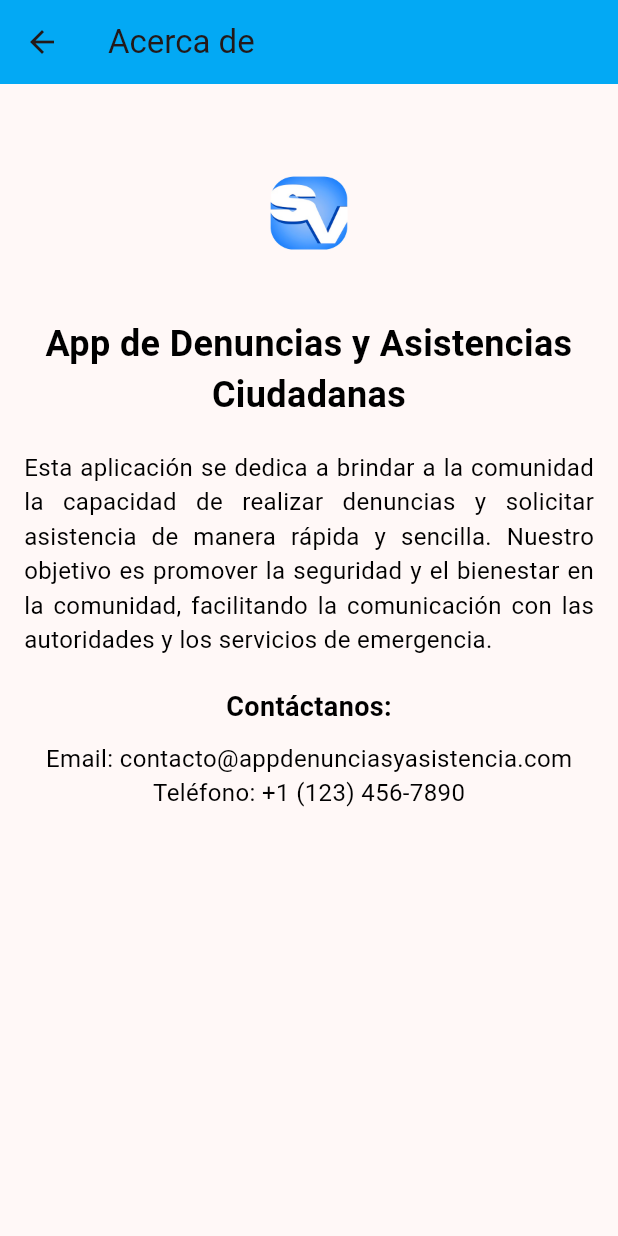
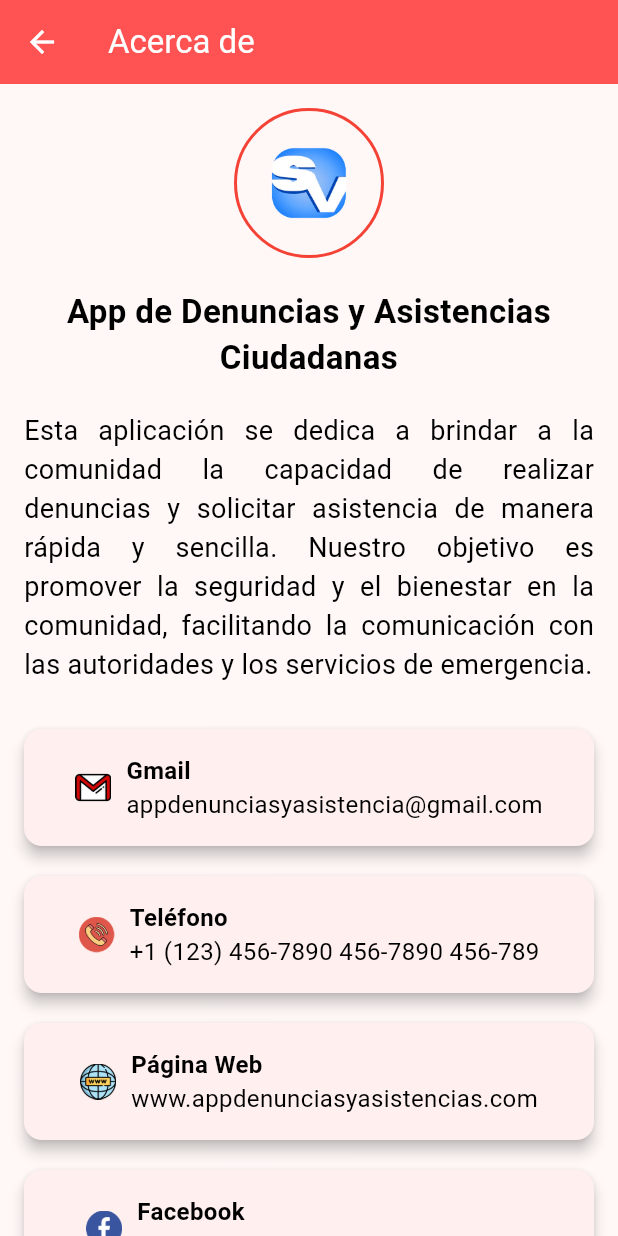
Before and after one commit to Alicia-flores/saver, a Flutter app: the AcercadePage screen opened directly, on a phone screen of 412 x 824 dp. Run offline on Flutter 3.47's test engine with Material 2 defaults, Android fonts, the phone set to English and light mode, and no system bars; our stand-ins replace cloud_firestore, firebase_auth, firebase_core, google_maps_flutter, location, quickalert; accounts and stored records are empty.

Commit message:
Mejoramiento del diseño y se agregaron imagenes

```diff
--- a/lib/pages/acercade.dart
+++ b/lib/pages/acercade.dart
@@ -5,28 +5,37 @@ class AcercadePage extends StatelessWidget {
   Widget build(BuildContext context) {
     return Scaffold(
       appBar: AppBar(
-        title: Text('Acerca de'),
-        backgroundColor: Colors.lightBlue,
+        title: Text('Acerca de', style: TextStyle(color: Colors.white)),
+        backgroundColor: Colors.redAccent,
+        iconTheme: IconThemeData(color: Colors.white),
+        elevation: 0,
       ),
       body: SingleChildScrollView(
-        child: Padding(
-          padding: const EdgeInsets.all(16.0),
+        child: Container(
+          padding: EdgeInsets.all(16.0),
           child: Column(
             crossAxisAlignment: CrossAxisAlignment.center,
             children: <Widget>[
-              SizedBox(height: 20),
-              Image.asset(
-                'images/logo.png',
+              Container(
                 width: 100,
                 height: 100,
+                decoration: BoxDecoration(
+                  border: Border.all(color: Colors.red, width: 2.0),
+                  borderRadius: BorderRadius.circular(50),
+                ),
+                child: Image.asset(
+                  'images/logo.png',
+                  width: 100,
+                  height: 100,
+                ),
               ),
               SizedBox(height: 20),
               Text(
                 'App de Denuncias y Asistencias Ciudadanas',
                 style: TextStyle(
-                  fontSize: 24,
+                  fontSize: 22,
                   fontWeight: FontWeight.bold,
-                  color: Colors.black, // Cambia el color del texto
+                  color: Colors.black,
                 ),
                 textAlign: TextAlign.center,
               ),
@@ -34,34 +43,22 @@ class AcercadePage extends StatelessWidget {
               Text(
                 'Esta aplicación se dedica a brindar a la comunidad la capacidad de realizar denuncias y solicitar asistencia de manera rápida y sencilla. Nuestro objetivo es promover la seguridad y el bienestar en la comunidad, facilitando la comunicación con las autoridades y los servicios de emergencia.',
                 style: TextStyle(
-                  fontSize: 16,
-                  color: Colors.black, // Cambia el color del texto
+                  fontSize: 18,
+                  color: Colors.black,
                 ),
                 textAlign: TextAlign.justify,
               ),
               SizedBox(height: 20),
-              Text(
-                'Contáctanos:',
-                style: TextStyle(
-                  fontSize: 18,
-                  fontWeight: FontWeight.bold,
-                  color: Colors.black, // Cambia el color del texto
-                ),
-              ),
-              SizedBox(height: 10),
-              Text(
-                'Email: contacto@appdenunciasyasistencia.com',
-                style: TextStyle(
-                  fontSize: 16,
-                  color: Colors.black, // Cambia el color del texto
-                ),
-              ),
-              Text(
-                'Teléfono: +1 (123) 456-7890',
-                style: TextStyle(
-                  fontSize: 16,
-                  color: Colors.black, // Cambia el color del texto
-                ),
+              Column(
+                crossAxisAlignment: CrossAxisAlignment.stretch,
+                children: <Widget>[
+                  buildContactCard('Gmail','appdenunciasyasistencia@gmail.com', 'images/gmail.png'),
+                  buildContactCard('Teléfono','+1 (123) 456-7890 456-7890 456-789', 'images/llamada-telefonica.png'),
+                  buildContactCard('Página Web','www.appdenunciasyasistencias.com', 'images/sitio-web.png'),
+                  buildContactCard('Facebook', 'www.facebook.com/appdenunciasv', 'images/facebook.png'),
+                  buildContactCard('Instagram', 'www.instagram.com/appdenuncias', 'images/instagram.png'),
+                  buildContactCard('YouTube', 'www.youtube.com/appdenunciasv', 'images/youtube.png'),
+                ],
               ),
             ],
           ),
@@ -69,4 +66,41 @@ class AcercadePage extends StatelessWidget {
       ),
     );
   }
+
+  Widget buildContactCard(String title, String content, String iconPath) {
+    return Card(
+      elevation: 4.0,
+      margin: EdgeInsets.symmetric(vertical: 10.0),
+      child: Padding(
+        padding: EdgeInsets.all(16.0),
+        child: Row(
+          mainAxisAlignment: MainAxisAlignment.center,
+          children: <Widget>[
+            Image.asset(iconPath, width: 24, height: 24),
+            SizedBox(width: 10),
+            Column(
+              crossAxisAlignment: CrossAxisAlignment.start,
+              children: <Widget>[
+                Text(
+                  title,
+                  style: TextStyle(
+                    fontSize: 16,
+                    fontWeight: FontWeight.bold,
+                    color: Colors.black,
+                  ),
+                ),
+                Text(
+                  content,
+                  style: TextStyle(
+                    fontSize: 16,
+                    color: Colors.black,
+                  ),
+                ),
+              ],
+            ),
+          ],
+        ),
+      ),
+    );
+  }
 }
```
Also changed, not shown: lib/pages/configuraciones.dart (+51 -20 lines), images/correo-electronico.png (added), images/facebook.png (added), images/gmail.png (added), images/hogar.png (added), images/instagram.png (added), images/llamada-telefonica.png (added), images/sitio-web.png (added), images/youtube.png (added).
